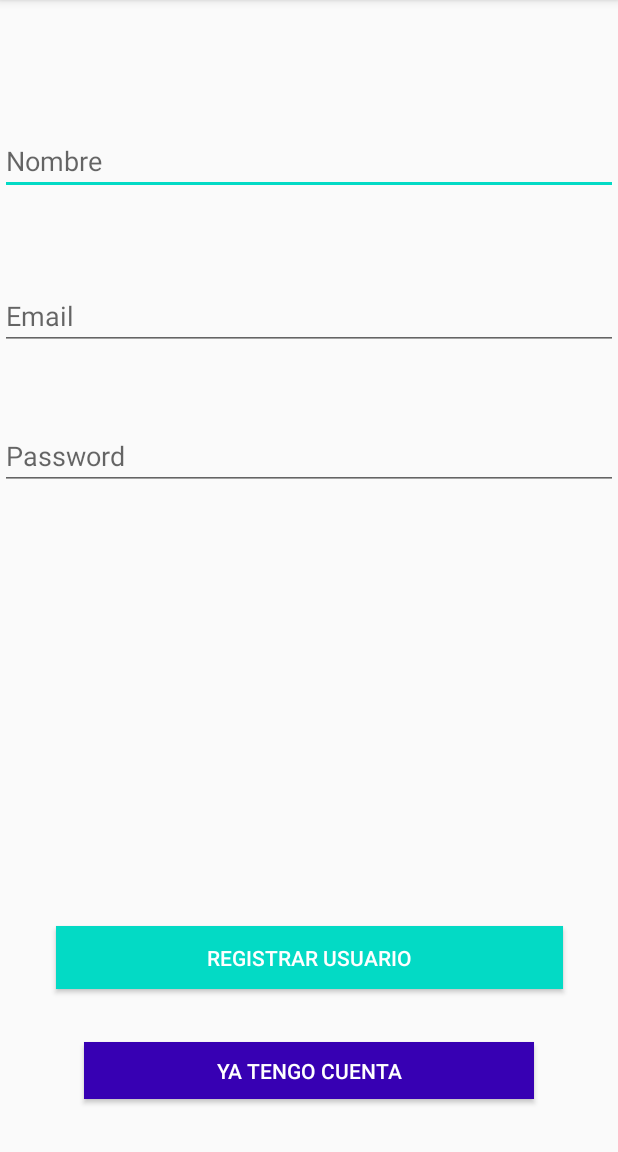
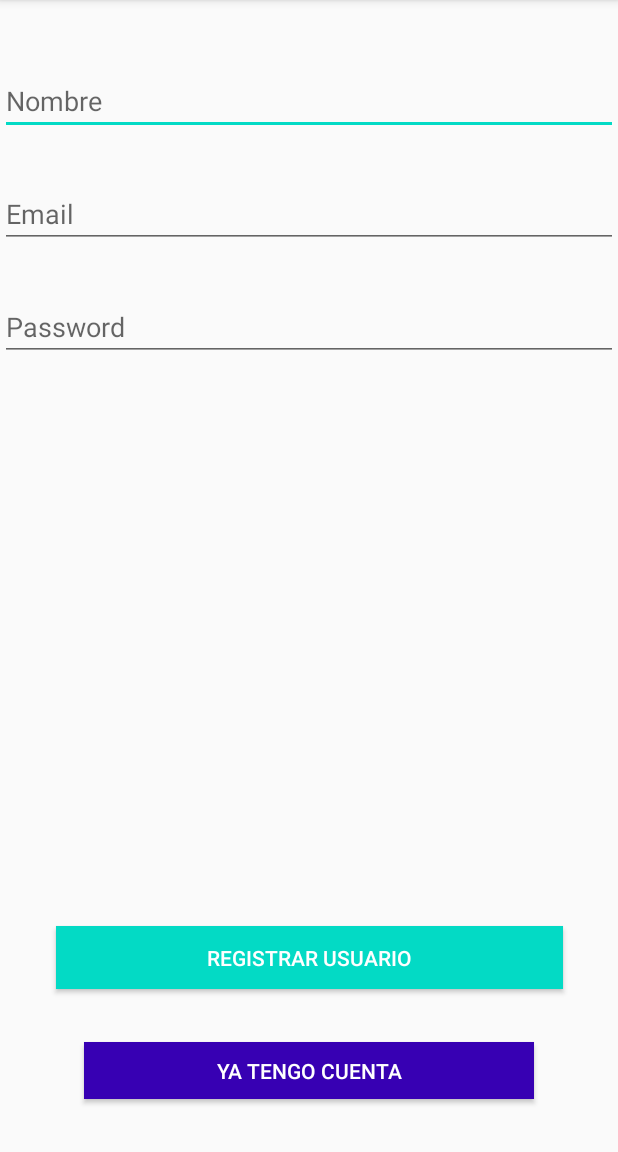
Before and after one commit to EstefaniaPamela/ExamenPrimerBimestreTopicosEspeciales, an Android app: the screen it shows after launch (MainActivity), on a phone screen of 412 x 824 dp, the part 84-1236 px from its top. Run offline under Robolectric (Android 15) with nearby library versions, the phone set to English and light mode, and no system bars; our stand-ins replace Firebase (no records; nobody signed in at launch, a user with empty details on screens opened directly).

```diff
--- a/app/src/main/res/layout/activity_main.xml
+++ b/app/src/main/res/layout/activity_main.xml
@@ -24,7 +24,7 @@
         android:id="@+id/editTextEmail"
         android:layout_width="match_parent"
         android:layout_height="wrap_content"
-        android:layout_marginTop="188dp"
+        android:layout_marginTop="120dp"
         android:hint="Email"
         app:layout_constraintBottom_toTopOf="@+id/btnRegistrar"
         app:layout_constraintEnd_toEndOf="parent"
@@ -38,8 +38,9 @@
         android:id="@+id/editTextPassword"
         android:layout_width="match_parent"
         android:layout_height="wrap_content"
-        android:layout_marginTop="48dp"
+        android:layout_marginTop="30dp"
         android:hint="Password"
+        android:inputType="textPassword"
         app:layout_constraintEnd_toEndOf="parent"
         app:layout_constraintHorizontal_bias="1.0"
         app:layout_constraintStart_toStartOf="parent"
```
Also changed, not shown: app/src/main/res/layout/activity_login.xml (+2 -11 lines).
